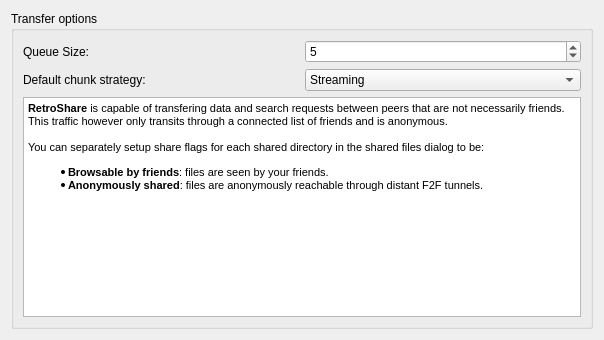
The window that retroshare-gui/src/gui/settings/TransferPage.ui (RetroShare/RetroShare) describes before a commit, drawn with Qt 5.
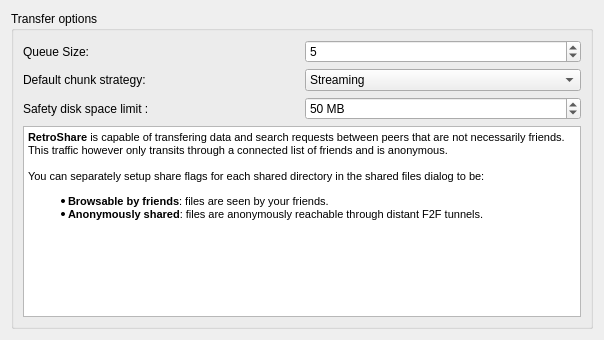
The same window after the commit.

Commit message: Ported trunk commits 2968 2969 2972 2979 2986 2992 2993: implemented a free disk space checking method, with a warning when running low. Set the default to 50MB. Updated the message to be more explicit (thanks Chris)

Patch:
```diff
--- a/retroshare-gui/src/gui/settings/TransferPage.ui
+++ b/retroshare-gui/src/gui/settings/TransferPage.ui
@@ -19,11 +19,11 @@
      <property name="title">
       <string>Transfer options</string>
      </property>
-     <layout class="QVBoxLayout" name="verticalLayout_3">
+     <layout class="QVBoxLayout" name="verticalLayout_4">
       <item>
        <layout class="QHBoxLayout" name="horizontalLayout">
         <item>
-         <layout class="QVBoxLayout" name="verticalLayout_4">
+         <layout class="QVBoxLayout" name="verticalLayout_3">
           <item>
            <widget class="QLabel" name="label">
             <property name="text">
@@ -38,6 +38,13 @@
             </property>
            </widget>
           </item>
+          <item>
+           <widget class="QLabel" name="label_2">
+            <property name="text">
+             <string>Safety disk space limit :</string>
+            </property>
+           </widget>
+          </item>
          </layout>
         </item>
         <item>
@@ -75,6 +82,28 @@
             </item>
            </widget>
           </item>
+          <item>
+           <widget class="QSpinBox" name="_diskSpaceLimit_SB">
+            <property name="toolTip">
+             <string/>
+            </property>
+            <property name="suffix">
+             <string> MB</string>
+            </property>
+            <property name="minimum">
+             <number>10</number>
+            </property>
+            <property name="maximum">
+             <number>1000</number>
+            </property>
+            <property name="singleStep">
+             <number>10</number>
+            </property>
+            <property name="value">
+             <number>50</number>
+            </property>
+           </widget>
+          </item>
          </layout>
         </item>
        </layout>
@@ -92,7 +121,7 @@
 &lt;p style=&quot; margin-top:0px; margin-bottom:0px; margin-left:0px; margin-right:0px; -qt-block-indent:0; text-indent:0px;&quot;&gt;&lt;span style=&quot; font-size:8pt; font-weight:600;&quot;&gt;RetroShare&lt;/span&gt;&lt;span style=&quot; font-size:8pt;&quot;&gt; is capable of transfering data and search requests between peers that are not necessarily friends. This traffic however only transits through a connected list of friends and is anonymous.&lt;/span&gt;&lt;/p&gt;
 &lt;p style=&quot;-qt-paragraph-type:empty; margin-top:0px; margin-bottom:0px; margin-left:0px; margin-right:0px; -qt-block-indent:0; text-indent:0px; font-size:8pt;&quot;&gt;&lt;/p&gt;
 &lt;p style=&quot; margin-top:0px; margin-bottom:0px; margin-left:0px; margin-right:0px; -qt-block-indent:0; text-indent:0px;&quot;&gt;&lt;span style=&quot; font-size:8pt;&quot;&gt;You can separately setup share flags for each shared directory in the shared files dialog to be:&lt;/span&gt;&lt;/p&gt;
-&lt;ul style=&quot;-qt-list-indent: 1;&quot;&gt;&lt;li style=&quot; font-size:8pt;&quot; style=&quot; margin-top:12px; margin-bottom:0px; margin-left:0px; margin-right:0px; -qt-block-indent:0; text-indent:0px;&quot;&gt;&lt;span style=&quot; font-weight:600;&quot;&gt;Browsable by friends&lt;/span&gt;: files are seen by your friends.&lt;/li&gt;
+&lt;ul style=&quot;margin-top: 0px; margin-bottom: 0px; margin-left: 0px; margin-right: 0px; -qt-list-indent: 1;&quot;&gt;&lt;li style=&quot; font-size:8pt;&quot; style=&quot; margin-top:12px; margin-bottom:0px; margin-left:0px; margin-right:0px; -qt-block-indent:0; text-indent:0px;&quot;&gt;&lt;span style=&quot; font-weight:600;&quot;&gt;Browsable by friends&lt;/span&gt;: files are seen by your friends.&lt;/li&gt;
 &lt;li style=&quot; font-size:8pt;&quot; style=&quot; margin-top:0px; margin-bottom:12px; margin-left:0px; margin-right:0px; -qt-block-indent:0; text-indent:0px;&quot;&gt;&lt;span style=&quot; font-weight:600;&quot;&gt;Anonymously shared&lt;/span&gt;: files are anonymously reachable through distant F2F tunnels.&lt;/li&gt;&lt;/ul&gt;&lt;/body&gt;&lt;/html&gt;</string>
         </property>
        </widget>
```
The commit also changes 19 other files.
